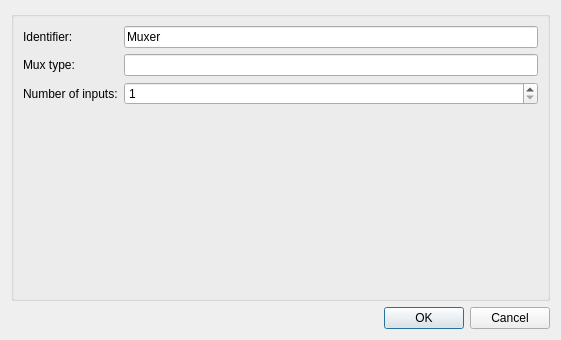
Above: mapclientplugins/muxerstep/qt/configuredialog.ui from Kayvv/mapclientplugins.muxerstep before the change. Below: the same form after it.
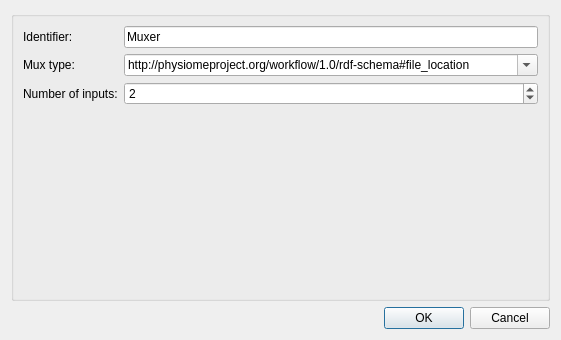
That is the form after the change.

Commit message: Make the mux type an editable combobox.

Patch:
```diff
--- a/mapclientplugins/muxerstep/qt/configuredialog.ui
+++ b/mapclientplugins/muxerstep/qt/configuredialog.ui
@@ -41,9 +41,6 @@
         </property>
        </widget>
       </item>
-      <item row="1" column="1">
-       <widget class="QLineEdit" name="lineEditPortType"/>
-      </item>
       <item row="2" column="0">
        <widget class="QLabel" name="label_2">
         <property name="text">
@@ -62,6 +59,21 @@
         <property name="minimum">
          <number>1</number>
         </property>
+        <property name="value">
+         <number>2</number>
+        </property>
+       </widget>
+      </item>
+      <item row="1" column="1">
+       <widget class="QComboBox" name="comboBoxMuxType">
+        <property name="editable">
+         <bool>true</bool>
+        </property>
+        <item>
+         <property name="text">
+          <string>http://physiomeproject.org/workflow/1.0/rdf-schema#file_location</string>
+         </property>
+        </item>
        </widget>
       </item>
      </layout>
```
Left out of the diff: 6 changed lines with no effect on the pictures. The commit also changes 1 other file.
